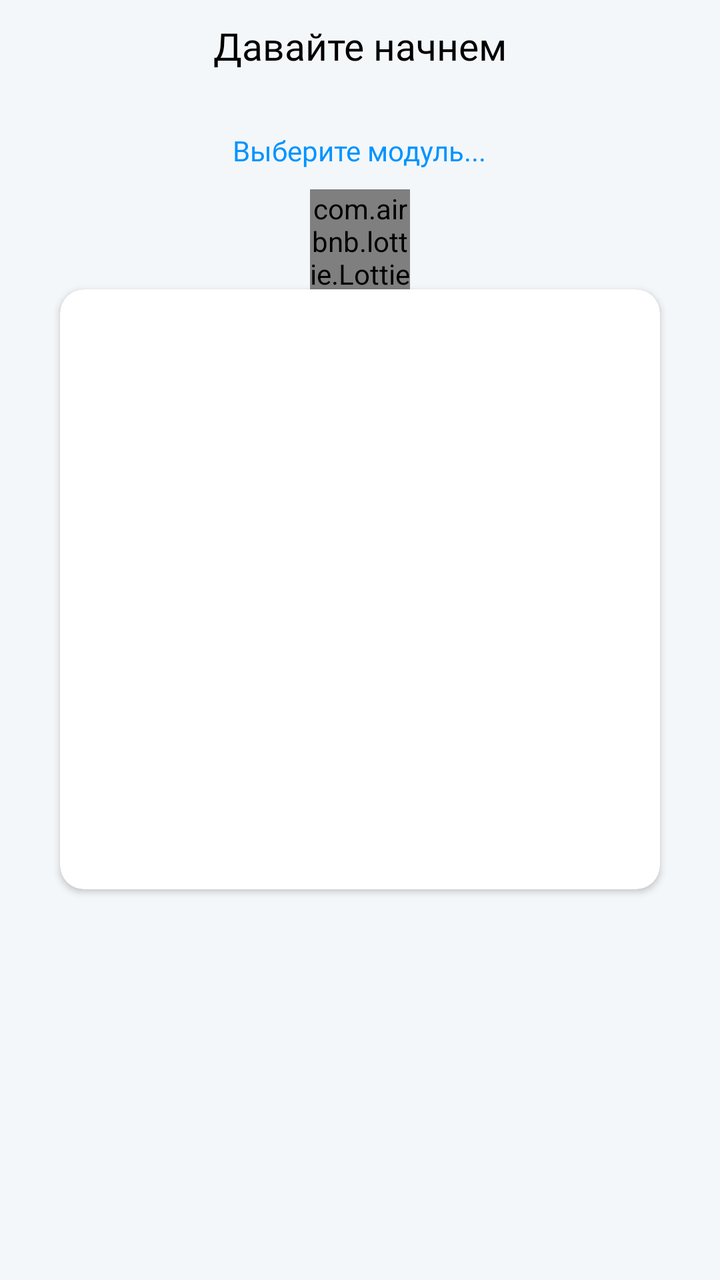
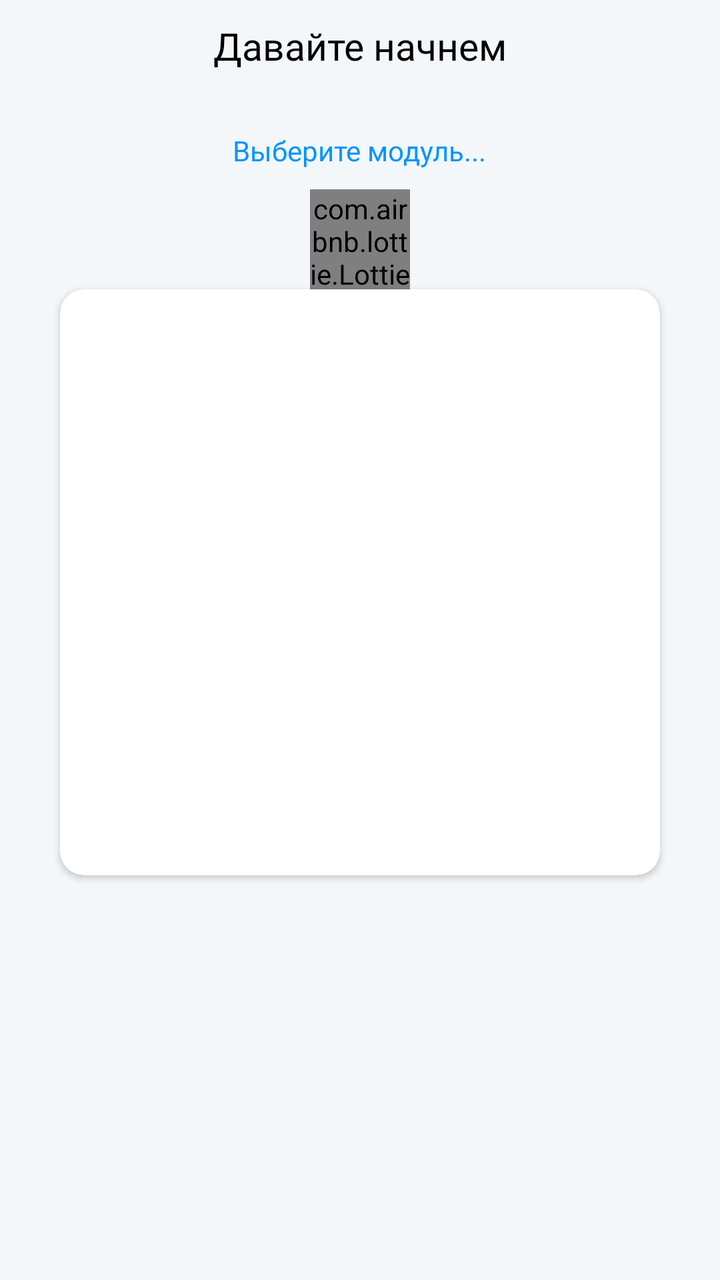

Two renders of the same Android screen: before a commit and after it. Below are the layout's source before the change and the commit's diff.
<!-- AndroidManifest.xml: application theme Theme.StepLifeApp -->
<!-- res/layout/activity_bt_module.xml -->
<?xml version="1.0" encoding="utf-8"?>
<FrameLayout xmlns:android="http://schemas.android.com/apk/res/android"
    xmlns:app="http://schemas.android.com/apk/res-auto"
    xmlns:tools="http://schemas.android.com/tools"
    android:layout_width="match_parent"
    android:layout_height="match_parent"
    android:background="@color/MainGray"
    tools:context=".Bt_module">


    <LinearLayout
        android:layout_width="match_parent"
        android:layout_height="match_parent"
        android:orientation="vertical">

        <TextView
            android:layout_marginLeft="10dp"
            android:layout_marginRight="10dp"
            android:layout_width="wrap_content"
            android:layout_height="wrap_content"
            android:gravity="top"
            android:layout_marginTop="10dp"
            android:layout_gravity="center_horizontal"
            android:fontFamily="@font/montserratsemibold"
            android:text="Давайте начнем"
            android:textColor="@color/black"
            android:textSize="19sp" />

        <FrameLayout
            android:layout_width="match_parent"
            android:layout_height="match_parent">

            <LinearLayout
                android:layout_width="match_parent"
                android:layout_height="wrap_content"
                android:orientation="vertical">

                <TextView
                    android:id="@+id/CheckOutText"

                    android:layout_marginLeft="50dp"
                    android:layout_marginRight="50dp"
                    android:layout_width="wrap_content"
                    android:layout_height="wrap_content"
                    android:gravity="center"
                    android:layout_marginBottom="10dp"
                    android:layout_marginTop="30dp"
                    android:layout_gravity="center_horizontal"
                    android:fontFamily="@font/montserratsemibold"
                    android:text="Выберите модуль..."
                    android:textColor="@color/MainBlue"
                    android:textSize="14sp" />

                <com.airbnb.lottie.LottieAnimationView
                    android:id="@+id/animationView"
                    android:layout_gravity="center_horizontal"

                    android:layout_width="50dp"
                    android:layout_height="50dp"
                    app:lottie_rawRes="@raw/wavedownloadanimation"
                    app:lottie_autoPlay="true"
                    app:lottie_loop="true"/>
                <androidx.cardview.widget.CardView
                    android:id="@+id/CardDevice"
                    android:minHeight="300dp"
                    android:layout_marginLeft="30dp"
                    android:layout_marginRight="30dp"
                    android:layout_width="match_parent"
                    app:cardCornerRadius="12dp"
                    android:layout_height="match_parent">
                    <androidx.recyclerview.widget.RecyclerView
                        android:visibility="visible"
                        android:id="@+id/BtRecycle"
                        android:layout_width="match_parent"
                        android:layout_height="match_parent">

                    </androidx.recyclerview.widget.RecyclerView>
                </androidx.cardview.widget.CardView>


                <Button
                    android:visibility="gone"
                    android:id="@+id/buttonConnectBt"
                    android:layout_width="match_parent"
                    android:layout_height="45dp"

                    android:layout_marginRight="60dp"
                    android:layout_marginLeft="60dp"
                    android:layout_gravity="top"

                    android:textSize="12dp"
                    android:fontFamily="@font/montserratsemibold"
                    android:background="@drawable/buttonstyle2"
                    android:text="Включить bluetooth"
                    android:textColor="@color/black"
                    android:theme="@style/Theme.ButtonWhite" />

                <FrameLayout
                    android:layout_width="match_parent"
                    android:layout_height="match_parent">
                    <TextView
                        android:layout_width="match_parent"
                        android:text="213231"
                        android:visibility="invisible"
                        android:layout_height="match_parent">

                    </TextView>
                </FrameLayout>
            </LinearLayout>


        </FrameLayout>
    </LinearLayout>

</FrameLayout>
<!-- resources referenced by this layout -->
<resources>
  <color name="MainBlue">#0094FF</color>
  <color name="MainGray">#F4F7FA</color>
  <color name="black">#FF000000</color>
  <!-- drawable buttonstyle2 (drawable) -->
  <?xml version="1.0" encoding="utf-8"?>
  <shape xmlns:android="http://schemas.android.com/apk/res/android"
      android:shape="rectangle">
      <solid android:color="@color/MainYellow"/>
  
  
  
      <corners
          android:topLeftRadius="15dp"
          android:topRightRadius="0dp"
          android:bottomLeftRadius="0dp"
          android:bottomRightRadius="15dp"/>
  </shape>
  <style name="Theme.ButtonWhite" parent="Base.Widget.AppCompat.Button.Colored">
          <item name="colorPrimary">@color/MainYellow</item>
      </style>
  <style name="Theme.StepLifeApp" parent="Theme.MaterialComponents.DayNight.DarkActionBar">
          
  
          
  
          
          <item name="android:statusBarColor">@android:color/transparent</item>
          
      </style>
  <color name="MainYellow">#FFDF43</color>
</resources>

<!-- the commit's change to res/layout/activity_bt_module.xml (unified diff, before → after) -->
@@ -6,6 +6,11 @@
     android:layout_height="match_parent"
     android:background="@color/MainGray"
     tools:context=".Bt_module">
+
+
+    <ScrollView
+        android:layout_width="match_parent"
+        android:layout_height="match_parent">
 
 
     <LinearLayout
@@ -62,19 +67,17 @@
                     app:lottie_loop="true"/>
                 <androidx.cardview.widget.CardView
                     android:id="@+id/CardDevice"
-                    android:minHeight="300dp"
+
                     android:layout_marginLeft="30dp"
                     android:layout_marginRight="30dp"
                     android:layout_width="match_parent"
                     app:cardCornerRadius="12dp"
-                    android:layout_height="match_parent">
-                    <androidx.recyclerview.widget.RecyclerView
-                        android:visibility="visible"
-                        android:id="@+id/BtRecycle"
+                    android:layout_height="293dp">
+
+                    <ListView
+                        android:id="@+id/ListViewBtMOdule"
                         android:layout_width="match_parent"
-                        android:layout_height="match_parent">
-
-                    </androidx.recyclerview.widget.RecyclerView>
+                        android:layout_height="match_parent"></ListView>
                 </androidx.cardview.widget.CardView>
 
 
@@ -111,5 +114,5 @@
 
         </FrameLayout>
     </LinearLayout>
-
+    </ScrollView>
 </FrameLayout>
